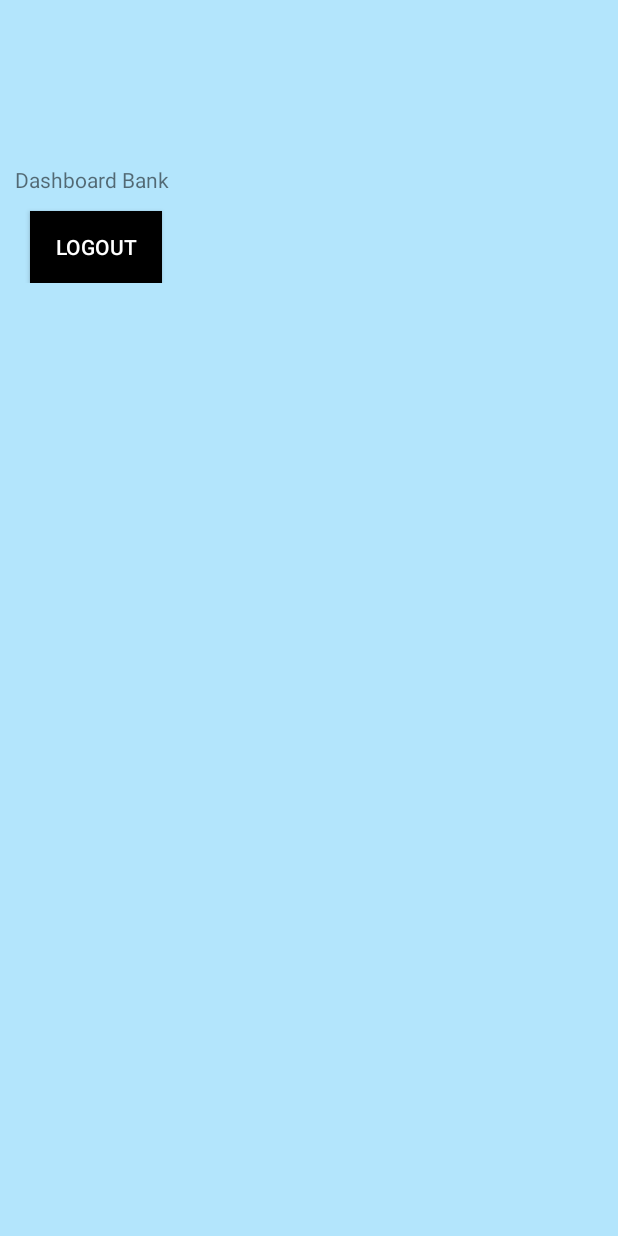
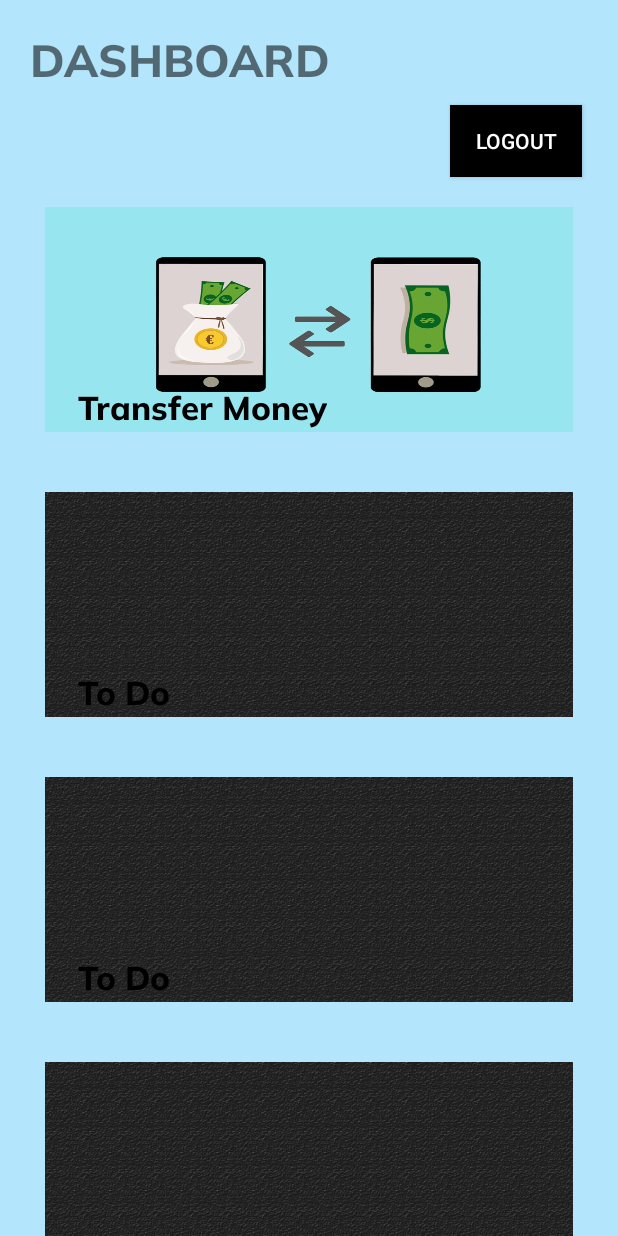
Before and after one commit to rewanthtammana/Damn-Vulnerable-Bank, an Android app: the screen it shows after launch once a user with an empty profile is signed in (Dashboard), on a phone screen of 412 x 824 dp. Run offline under Robolectric (Android 15) with nearby library versions, the phone set to English and light mode, and no system bars; our stand-ins replace Firebase (no records; nobody signed in at launch, a user with empty details on screens opened directly).

Commit message:
Added DeeplinkTransactn

```diff
--- a/DamnVulnerableBank/app/src/main/java/com/app/damnvulnerablebank/Dashboard.java
+++ b/DamnVulnerableBank/app/src/main/java/com/app/damnvulnerablebank/Dashboard.java
@@ -16,6 +16,10 @@ public class Dashboard extends AppCompatActivity {
         startActivity(new Intent(getApplicationContext(), banklogin.class));
     }
 
+    public void deeptran(View v){
+        startActivity(new Intent(getApplicationContext(), transfermoney.class));
+    }
+
     @Override
     protected void onCreate(Bundle savedInstanceState) {
         super.onCreate(savedInstanceState);
--- a/DamnVulnerableBank/app/src/main/res/layout/activity_dashboard.xml
+++ b/DamnVulnerableBank/app/src/main/res/layout/activity_dashboard.xml
@@ -13,20 +13,134 @@
         android:orientation="vertical">
 
         <TextView
-        android:layout_marginBottom="11dp"
-        android:layout_marginTop="100dp"
-        android:layout_width="match_parent"
+            android:layout_width="wrap_content"
             android:layout_height="wrap_content"
-        android:text="Dashboard Bank"/>
+            android:text="Dashboard"
+            android:padding="10dp"
+            android:textSize="30sp"
+            android:textAllCaps="true"
+            android:fontFamily="@font/muli_extrabold" />
+
+
         <Button
             android:layout_width="wrap_content"
             android:layout_height="wrap_content"
-        android:layout_marginLeft="10dp"
+            android:layout_marginLeft="290dp"
             android:text="Logout"
             android:textColor="@color/white"
             android:background="@color/black"
             android:onClick="logout"
             />
+
+        <RelativeLayout
+            android:layout_width="match_parent"
+            android:id="@+id/youtube"
+            android:onClick="deeptran"
+            android:layout_height="150dp"
+            android:layout_margin="20dp"
+            android:background="@drawable/sends">
+
+
+            <TextView
+                android:layout_width="wrap_content"
+                android:layout_height="wrap_content"
+                android:text="Transfer Money"
+                android:layout_marginLeft="20dp"
+                android:layout_marginTop="20dp"
+                android:textSize="22sp"
+                android:fontFamily="@font/muli_extrabold"
+                android:textColor="@color/black"
+                android:layout_alignParentBottom="true"
+                android:padding="2dp"/>
+
+
+        </RelativeLayout>
+
+
+        <RelativeLayout
+            android:layout_width="match_parent"
+            android:id="@+id/youtube"
+            android:onClick="deeptran"
+            android:layout_height="150dp"
+            android:layout_margin="20dp"
+            android:background="@drawable/food_back">
+
+
+            <TextView
+                android:layout_width="wrap_content"
+                android:layout_height="wrap_content"
+                android:text="To Do"
+                android:layout_marginLeft="20dp"
+                android:layout_marginTop="20dp"
+                android:textSize="22sp"
+                android:fontFamily="@font/muli_extrabold"
+                android:textColor="@color/black"
+                android:layout_alignParentBottom="true"
+                android:padding="2dp"/>
+        </RelativeLayout>
+        <RelativeLayout
+            android:layout_width="match_parent"
+            android:id="@+id/youtube"
+            android:onClick="deeptran"
+            android:layout_height="150dp"
+            android:layout_margin="20dp"
+            android:background="@drawable/food_back">
+
+
+            <TextView
+                android:layout_width="wrap_content"
+                android:layout_height="wrap_content"
+                android:text="To Do"
+                android:layout_marginLeft="20dp"
+                android:layout_marginTop="20dp"
+                android:textSize="22sp"
+                android:fontFamily="@font/muli_extrabold"
+                android:textColor="@color/black"
+                android:layout_alignParentBottom="true"
+                android:padding="2dp"/>
+        </RelativeLayout>
+        <RelativeLayout
+            android:layout_width="match_parent"
+            android:id="@+id/youtube"
+            android:onClick="deeptran"
+            android:layout_height="150dp"
+            android:layout_margin="20dp"
+            android:background="@drawable/food_back">
+
+
+            <TextView
+                android:layout_width="wrap_content"
+                android:layout_height="wrap_content"
+                android:text="To Do"
+                android:layout_marginLeft="20dp"
+                android:layout_marginTop="20dp"
+                android:textSize="22sp"
+                android:fontFamily="@font/muli_extrabold"
+                android:textColor="@color/black"
+                android:layout_alignParentBottom="true"
+                android:padding="2dp"/>
+        </RelativeLayout>
+        <RelativeLayout
+            android:layout_width="match_parent"
+            android:id="@+id/youtube"
+            android:onClick="deeptran"
+            android:layout_height="150dp"
+            android:layout_margin="20dp"
+            android:background="@drawable/food_back">
+
+
+            <TextView
+                android:layout_width="wrap_content"
+                android:layout_height="wrap_content"
+                android:text="To Do"
+                android:layout_marginLeft="20dp"
+                android:layout_marginTop="20dp"
+                android:textSize="22sp"
+                android:fontFamily="@font/muli_extrabold"
+                android:textColor="@color/black"
+                android:layout_alignParentBottom="true"
+                android:padding="2dp"/>
+        </RelativeLayout>
     </LinearLayout>
 
 </ScrollView>
```
Also changed, not shown: DamnVulnerableBank/app/src/main/AndroidManifest.xml (+18 -1 lines), DamnVulnerableBank/app/src/main/java/com/app/damnvulnerablebank/confirmtrans.java (added, +28 -0 lines), DamnVulnerableBank/app/src/main/java/com/app/damnvulnerablebank/transfermoney.java (added, +34 -0 lines), DamnVulnerableBank/app/src/main/res/layout/activity_confirmtrans.xml (added, +34 -0 lines), DamnVulnerableBank/app/src/main/res/layout/activity_transfermoney.xml (added, +49 -0 lines), DamnVulnerableBank/app/src/main/res/drawable/food_back.jpg (added), DamnVulnerableBank/app/src/main/res/drawable/sends.jpg (added), 1 other file. Lines whose indentation alone changed are shown as unchanged.
